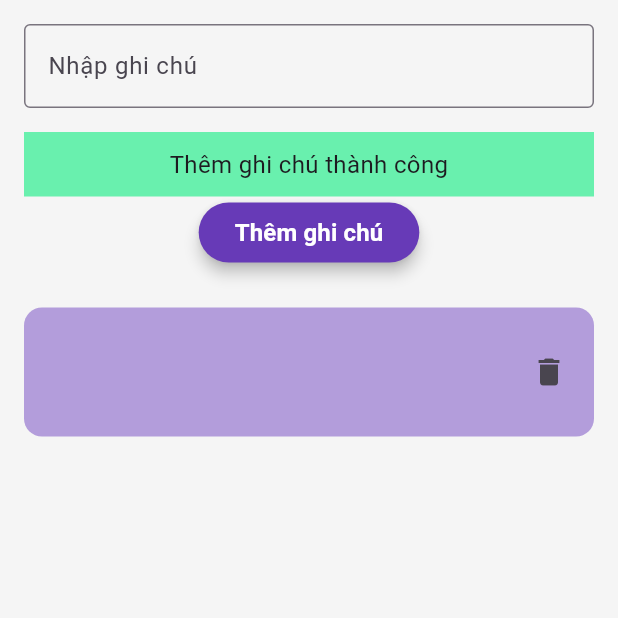
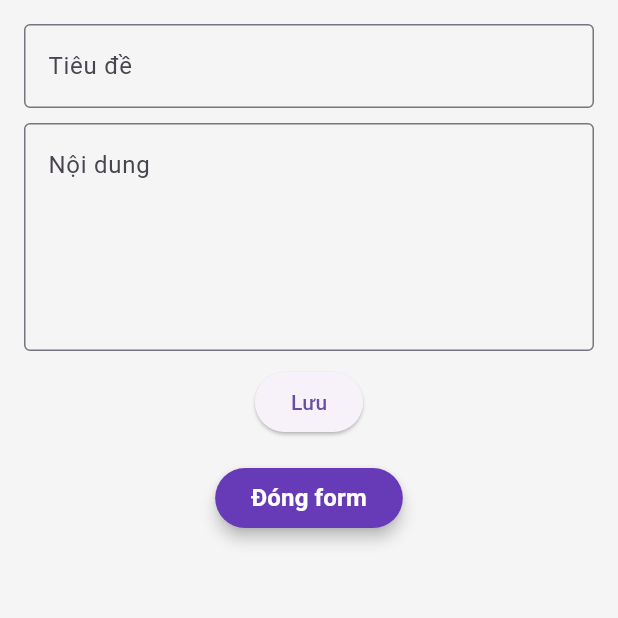
Before and after one commit to phuoc24205/intern-flutter-project, a Flutter app: the screen it shows after launch, after a tap on "Thêm ghi chú", on a phone screen of 412 x 824 dp, the top half of it. Run offline on Flutter 3.47's test engine with Material 3 defaults, Android fonts, the phone set to English and light mode, and no system bars.

Commit message:
update: new form

```diff
--- a/lib/main.dart
+++ b/lib/main.dart
@@ -35,9 +35,13 @@ class NoteHome extends StatefulWidget {
 }
 
 class _NoteHomeState extends State<NoteHome> {
-  final TextEditingController _controller = TextEditingController();
+  final _formKey = GlobalKey<FormState>();
+  final TextEditingController _titleController = TextEditingController();
+  final TextEditingController _contentController = TextEditingController();
+
+  int nextId = 0;
+  bool _showForm = false;
   String? _message;
-  int nextId = 0;
   void _showMessage(String msg) {
     setState(() {
       _message = msg;
@@ -57,13 +61,64 @@ class _NoteHomeState extends State<NoteHome> {
             child: Column(
               crossAxisAlignment: CrossAxisAlignment.start,
               children: [
-                TextField(
-                  controller: _controller,
-                  decoration: const InputDecoration(
-                    labelText: 'Nhập ghi chú',
-                    border: OutlineInputBorder(),
+                if (_showForm)
+                  Form(
+                    key: _formKey,
+                    child: Column(
+                      children: [
+                        TextFormField(
+                          validator: (value) {
+                            if (value == null || value.isEmpty) {
+                              return 'Vui lòng nhập tiêu đề';
+                            }
+                            return null;
+                          },
+                          controller: _titleController,
+                          decoration: InputDecoration(
+                            labelText: 'Tiêu đề',
+                            border: OutlineInputBorder(),
+                          ),
+                        ),
+                        const SizedBox(height: 10),
+                        TextFormField(
+                          validator: (value) {
+                            if (value == null || value.isEmpty) {
+                              return 'Vui lòng nhập nội dung';
+                            }
+                            return null;
+                          },
+                          controller: _contentController,
+                          maxLines: 5,
+                          decoration: InputDecoration(
+                            labelText: 'Nội dung',
+                            border: OutlineInputBorder(),
+                            alignLabelWithHint: true,
+                          ),
+                        ),
+                        const SizedBox(height: 10),
+                        ElevatedButton(
+                          onPressed: () {
+                            if (_formKey.currentState!.validate()) {
+                              final newNote = Note(
+                                id: nextId + 1,
+                                title: _titleController.text,
+                                content: _contentController.text,
+                              );
+                              noteProvider.addNote(newNote);
+                              _titleController.clear();
+                              _contentController.clear();
+                              _showMessage("Thêm ghi chú thành công");
+                              nextId++;
+                              setState(() {
+                                _showForm = false; // ẩn lại form
+                              });
+                            }
+                          },
+                          child: const Text("Lưu"),
+                        ),
+                      ],
+                    ),
                   ),
-                ),
                 const SizedBox(height: 16),
                 if (_message != null)
                   Container(
@@ -79,22 +134,16 @@ class _NoteHomeState extends State<NoteHome> {
                 Center(
                   child: ElevatedButton(
                     onPressed: () {
-                      final newNote = Note(
-                        id: nextId + 1,
-                        title: _controller.text,
-                        content: '',
-                      );
-                      noteProvider.addNote(newNote);
-                      nextId++;
-                      _controller.clear();
-                      _showMessage("Thêm ghi chú thành công");
+                      setState(() {
+                        _showForm = !_showForm;
+                      });
                     },
                     style: ElevatedButton.styleFrom(
                       backgroundColor: Colors.deepPurple,
                       elevation: 4,
                     ),
-                    child: const Text(
-                      "Thêm ghi chú",
+                    child: Text(
+                      _showForm ? "Đóng form" : "Thêm ghi chú",
                       style: TextStyle(
                         fontSize: 16,
                         fontWeight: FontWeight.bold,
```
